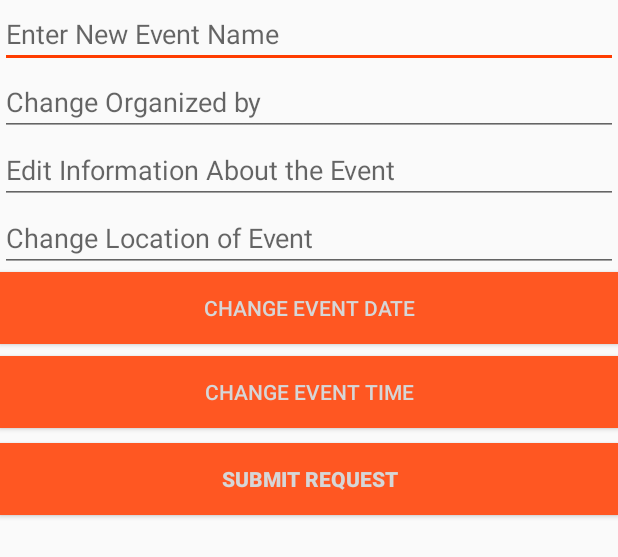
After one commit to tshradheya/NUSEvents-Orbital, an Android app: the layout update.xml on its own in the app's theme, with its tools: preview values and no code run, on a phone screen of 412 x 824 dp. The commit adds this screen. Shown: the top 557 px of the screen. Run offline under Robolectric (Android 15) with nearby library versions, the phone set to English and light mode, and no system bars.

Commit message:
Update each event**

```diff
--- a/app/src/main/java/com/example/android/nusevents/model/ActiveListDetailsActivity.java
+++ b/app/src/main/java/com/example/android/nusevents/model/ActiveListDetailsActivity.java
@@ -89,7 +89,7 @@ public class ActiveListDetailsActivity extends AppCompatActivity {
                 if(usercreate.equals(currUid))
                 {
 
-                    showUpdateDialog(id,name,loc,info,"12/10/1997","14:30",owner,usercreate);
+                    showUpdateDialog(id,usercreate);
                 }
                 else
                 {
--- /dev/null
+++ b/app/src/main/res/layout/update.xml
@@ -0,0 +1,83 @@
+<?xml version="1.0" encoding="utf-8"?>
+
+
+
+<LinearLayout xmlns:android="http://schemas.android.com/apk/res/android"
+    android:orientation="vertical" android:layout_width="match_parent"
+    android:layout_height="match_parent">
+
+    <EditText
+        android:layout_width="match_parent"
+        android:layout_height="wrap_content"
+        android:hint="Enter New Event Name"
+        android:inputType="textCapWords"
+        android:id="@+id/event_nameUpdate"/>
+
+    <EditText
+        android:layout_width="match_parent"
+        android:layout_height="wrap_content"
+        android:hint="Change Organized by"
+        android:id="@+id/organizeUpdate"
+        android:inputType="textCapWords"/>
+
+    <EditText
+        android:layout_width="match_parent"
+        android:layout_height="wrap_content"
+        android:hint="Edit Information About the Event"
+        android:id="@+id/about_eventUpdate"
+        android:inputType="textMultiLine" />
+
+    <EditText
+        android:layout_width="match_parent"
+        android:layout_height="wrap_content"
+        android:hint="Change Location of Event"
+        android:id="@+id/locationUpdate"
+        android:inputType="textCapWords"/>
+
+    <Button
+        android:layout_width="match_parent"
+        android:layout_height="wrap_content"
+        android:text="Change Event Date"
+        android:onClick="showDatePickerDialog"
+        android:background="@color/colorPrimary"
+
+        android:id="@+id/datepickerUpdate"
+        android:layout_marginBottom="8dp"
+        android:textColor="@color/authui_colorPrimaryDark"
+
+        />
+
+
+    <Button
+        android:layout_width="match_parent"
+        android:layout_height="wrap_content"
+        android:text="Change Event Time"
+        android:onClick="showTimePickerDialog"
+        android:id="@+id/timepickerUpdate"
+        android:background="@color/colorPrimary"
+        android:textColor="@color/authui_colorPrimaryDark"
+
+        />
+
+    <!--   <EditText
+           android:layout_width="match_parent"
+           android:layout_height="wrap_content"
+           android:hint="Time of Event in 24-hour format(HH:MM)"
+           android:id="@+id/time_event"
+           android:inputType="textCapWords"/>
+
+           -->
+
+
+    <Button
+        android:id="@+id/sendButtonUpdate"
+        android:layout_width="match_parent"
+        android:layout_height="wrap_content"
+        android:text="SUBMIT REQUEST"
+
+        android:textColor="@color/authui_colorPrimaryDark"
+        android:background="@color/colorPrimary"
+        android:layout_marginTop="10dp"
+        android:textStyle="bold" />
+
+</LinearLayout>
```
